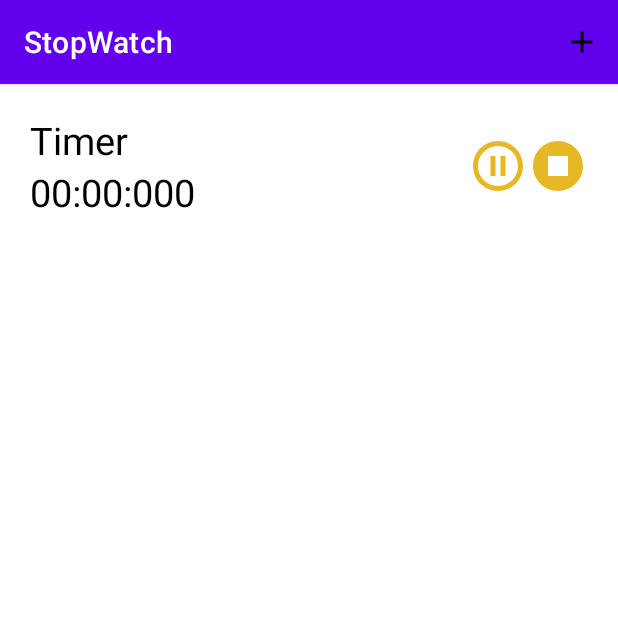
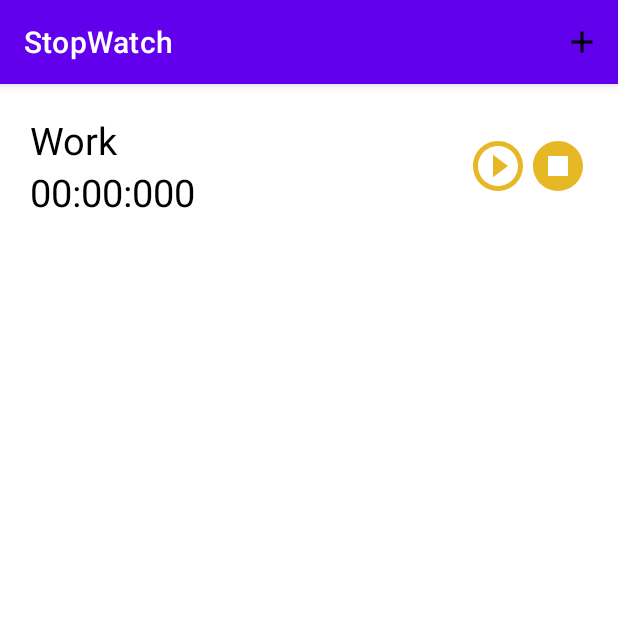
Before and after one commit to TimurAbyzbaev/StopWatch, an Android app: the screen it shows after launch (MainActivity), after a tap on "Button stop", on a phone screen of 412 x 824 dp, the top half of it. Run offline under Robolectric (Android 15) with nearby library versions, the phone set to English and light mode, and no system bars; 1 other tap on this screen came first.

Commit message:
Добавил смену изображения при нажатии кнопки стоп

```diff
--- a/app/src/main/java/com/example/stopwatch/view/MainActivity.kt
+++ b/app/src/main/java/com/example/stopwatch/view/MainActivity.kt
@@ -29,7 +29,7 @@ class MainActivity : AppCompatActivity() {
         super.onCreate(savedInstanceState)
         binding = ActivityMainBinding.inflate(layoutInflater)
         setContentView(binding.root)
-        timers.add(TimerModel())
+        timers.add(TimerModel("Work"))
         adapter.setData(timers)
         binding.mainActivityRecyclerview.adapter = adapter
 
--- a/app/src/main/java/com/example/stopwatch/view/MainActivityAdapter.kt
+++ b/app/src/main/java/com/example/stopwatch/view/MainActivityAdapter.kt
@@ -65,6 +65,7 @@ class MainActivityAdapter(
             }
 
             itemView.findViewById<ImageButton>(R.id.button_stop).setOnClickListener {
+                itemView.findViewById<ImageButton>(R.id.button_start).setImageResource(R.drawable.baseline_play_circle_outline_24)
                 timer.stopClicked()
             }
         }
```
